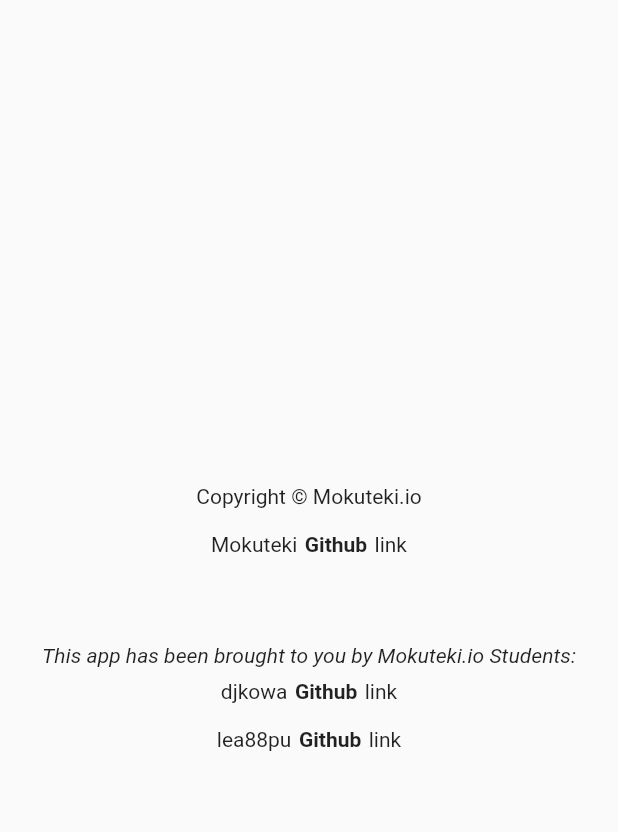
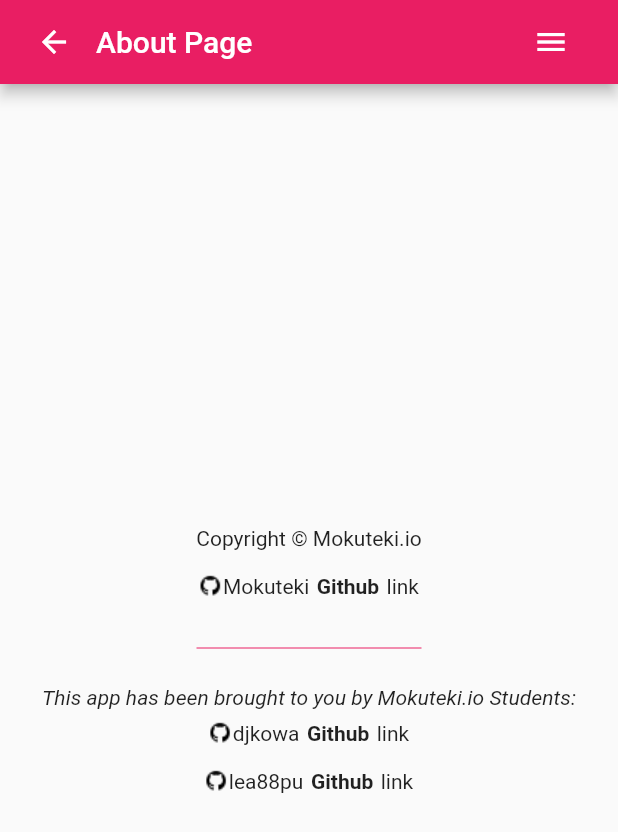
Before and after one commit to digitalnomadacademy/dart-playgrounds, a Flutter app: the screen it shows after launch, in the side drawer, after a tap on "About", on a phone screen of 412 x 824 dp. Shown: the top 832 px of the screen. Run offline on Flutter 3.47's test engine with Material 2 defaults, Android fonts, the phone set to English and light mode, and no system bars.

Commit message:
about page added changes

```diff
--- a/lib/ui_pages/about_page.dart
+++ b/lib/ui_pages/about_page.dart
@@ -1,7 +1,9 @@
 import 'package:flutter/material.dart';
-import 'package:universal_html/prefer_universal/html.dart' as html;
+import 'package:playground_app/widgets/menu_button.dart';
+
 import 'package:url_launcher/url_launcher.dart';
-import 'dart:async';
+
+import 'home.dart';
 
 class AboutPage extends StatefulWidget {
   @override
@@ -11,8 +13,25 @@ class AboutPage extends StatefulWidget {
 class _AboutPageState extends State<AboutPage> {
   @override
   Widget build(BuildContext context) {
-    return MaterialApp(debugShowCheckedModeBanner: false,
+    return MaterialApp(
+      debugShowCheckedModeBanner: false,
       home: Scaffold(
+        appBar: AppBar(
+            backgroundColor: Colors.pink,
+            title: Row(
+              children: <Widget>[
+                IconButton(alignment: Alignment.centerLeft,
+                  icon: Icon(Icons.arrow_back),
+                  onPressed: ()=>Navigator.push(context,MaterialPageRoute(
+                      builder: (context) => HomePage()
+                  )
+                  ),
+                ),
+                Text('About Page'),
+                SizedBox(width: 175,),
+                MenuButton(),
+              ],)
+        ),
         body: Center(
           child: Column(
             mainAxisAlignment: MainAxisAlignment.center,
@@ -27,9 +46,12 @@ class _AboutPageState extends State<AboutPage> {
                     child: Row(
                         mainAxisAlignment: MainAxisAlignment.center,
                         children: <Widget>[
+                          Image(image: AssetImage('images/GithubIcon.png'),),
                           Padding(
-                              padding: EdgeInsets.only(right: 5),
-                              child: Text("Mokuteki")),
+                            padding: EdgeInsets.only(right: 5),
+                            child:
+                            Text("Mokuteki"),
+                          ),
                           Text("Github",
                               style: TextStyle(fontWeight: FontWeight.bold)),
                           Padding(
@@ -45,18 +67,23 @@ class _AboutPageState extends State<AboutPage> {
                 },
               ),
               SizedBox(
+                width: 150,
                 height: 50,
+                child: Divider(color: Colors.pink,),
               ),
+
               Text(
                 "This app has been brought to you by Mokuteki.io Students:",
                 style: TextStyle(fontStyle: FontStyle.italic),
               ),
+
               InkWell(
                 child: Padding(
                     padding: const EdgeInsets.all(8.0),
                     child: Row(
                         mainAxisAlignment: MainAxisAlignment.center,
                         children: <Widget>[
+                          Image(image: AssetImage('images/GithubIcon.png'),),
                           Padding(
                               padding: EdgeInsets.only(right: 5),
                               child: Text("djkowa")),
@@ -78,6 +105,7 @@ class _AboutPageState extends State<AboutPage> {
                     child: Row(
                         mainAxisAlignment: MainAxisAlignment.center,
                         children: <Widget>[
+                          Image(image: AssetImage('images/GithubIcon.png'),),
                           Padding(
                               padding: EdgeInsets.only(right: 5),
                               child: Text("lea88pu")),
--- a/lib/ui_pages/home.dart
+++ b/lib/ui_pages/home.dart
@@ -1,6 +1,7 @@
 import 'package:flutter/material.dart';
 import 'package:playground_app/observable_lessons/courses_observable.dart';
 import 'package:playground_app/widgets/drawer.dart';
+import 'package:playground_app/widgets/menu_button.dart';
 import 'package:provider/provider.dart';
 
 class HomePage extends StatefulWidget {
@@ -15,10 +16,14 @@ class _HomePageState extends State<HomePage> {
       child: MaterialApp(
         debugShowCheckedModeBanner: false,
         home: Scaffold(
-          endDrawer: CustomDrawer(),
+endDrawer: CustomDrawer(),
           appBar: AppBar(
-            title: Text('Mokuteki.io Playgrounds'),
+            automaticallyImplyLeading: false,
+            title: Center(child: Text('Mokuteki.io Playgrounds')),
             backgroundColor: Colors.pink,
+            actions: <Widget>[
+
+            ],
           ),
           body: Center(
             child: Consumer<CoursesO>(
--- a/lib/widgets/drawer.dart
+++ b/lib/widgets/drawer.dart
@@ -1,4 +1,3 @@
-
 import 'package:flutter/material.dart';
 import 'package:playground_app/ui_pages/about_page.dart';
 
@@ -10,15 +9,19 @@ class CustomDrawer extends StatelessWidget {
 
   @override
   Widget build(BuildContext context) {
-    return Container(color: Colors.white,width: 200,
+    return Container(color: Colors.white,
+      width: 200,
       child: Column(
         children: <Widget>[
-          FlatButton(
+          Padding(
+            padding: const EdgeInsets.all(28.0),
+            child: FlatButton(
               child: Text('About',style: TextStyle(fontSize: 20,fontStyle: FontStyle.italic) ),
               onPressed: () =>
                   Navigator.push(context, MaterialPageRoute(
                       builder: (context) =>
                           AboutPage())
+                  ),
             ),
           ),
 
--- a/pubspec.yaml
+++ b/pubspec.yaml
@@ -46,8 +46,8 @@ flutter:
   uses-material-design: true
 
   # To add assets to your application, add an assets section, like this:
-  # assets:
-  #  - images/a_dot_burr.jpeg
+  assets:
+    - images/
   #  - images/a_dot_ham.jpeg
 
   # An image asset can refer to one or more resolution-specific "variants", see
```
Also changed, not shown: images/GithubIcon.png (added). Lines whose indentation alone changed are shown as unchanged.
